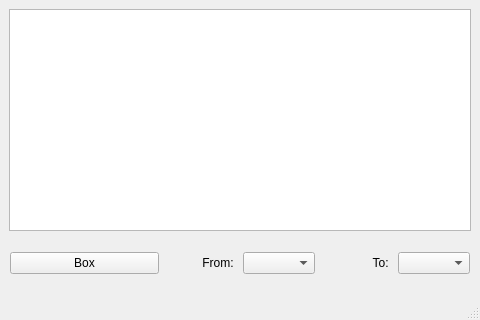
roozbeh-gholami/Screen-Translator-App, file mainWindow.ui: the form before one commit.
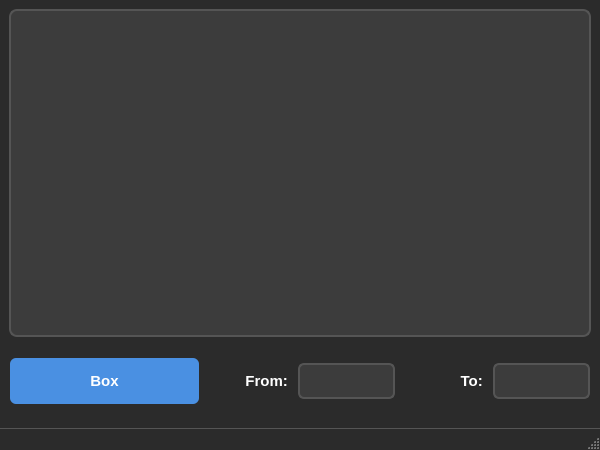
The form after the commit. Icons and pictures are not drawn.

Commit message: UI enhancements: Added draggable title bar, improved resize functionality, fixed text colors, and enhanced combobox styling

Diff of the .ui file:
```diff
--- a/mainWindow.ui
+++ b/mainWindow.ui
@@ -6,30 +6,195 @@
    <rect>
     <x>0</x>
     <y>0</y>
-    <width>480</width>
-    <height>320</height>
+    <width>600</width>
+    <height>450</height>
    </rect>
   </property>
   <property name="sizePolicy">
-   <sizepolicy hsizetype="Fixed" vsizetype="Fixed">
+   <sizepolicy hsizetype="Preferred" vsizetype="Preferred">
     <horstretch>0</horstretch>
     <verstretch>0</verstretch>
    </sizepolicy>
   </property>
   <property name="minimumSize">
    <size>
-    <width>480</width>
-    <height>320</height>
+    <width>500</width>
+    <height>400</height>
    </size>
   </property>
   <property name="maximumSize">
    <size>
-    <width>480</width>
-    <height>320</height>
+    <width>800</width>
+    <height>600</height>
    </size>
   </property>
   <property name="windowTitle">
-   <string>ScreenTranslator</string>
+   <string>Screen Translator - Real-time OCR Translation</string>
+  </property>
+  <property name="windowIcon">
+   <iconset>
+    <normaloff>:/icon.ico</normaloff>:/icon.ico</iconset>
+  </property>
+  <property name="styleSheet">
+   <string notr="true">
+QMainWindow {
+    background-color: #2b2b2b;
+    color: #ffffff;
+}
+
+QTextEdit {
+    background-color: #3c3c3c;
+    border: 2px solid #555555;
+    border-radius: 8px;
+    padding: 8px;
+    font-family: 'Segoe UI', Arial, sans-serif;
+    font-size: 12pt;
+    color: #ffffff;
+}
+
+QTextEdit:focus {
+    border: 2px solid #4a90e2;
+}
+
+QPushButton {
+    background-color: #4a90e2;
+    color: white;
+    border: none;
+    border-radius: 6px;
+    padding: 8px 16px;
+    font-weight: bold;
+    font-size: 11pt;
+    min-height: 30px;
+}
+
+QPushButton:hover {
+    background-color: #357abd;
+}
+
+QPushButton:pressed {
+    background-color: #2a5a8a;
+}
+
+QPushButton:disabled {
+    background-color: #666666;
+    color: #999999;
+}
+
+QComboBox {
+    background-color: #3c3c3c;
+    border: 2px solid #555555;
+    border-radius: 6px;
+    padding: 6px;
+    min-height: 20px;
+    font-size: 10pt;
+    color: #ffffff;
+}
+
+QComboBox:hover {
+    border: 2px solid #4a90e2;
+    background-color: #4a5a6a;
+}
+
+QComboBox:focus {
+    border: 2px solid #4a90e2;
+    background-color: #454545;
+}
+
+QComboBox::drop-down {
+    border: none;
+    width: 30px;
+    background-color: transparent;
+}
+
+QComboBox::drop-down:hover {
+    background-color: rgba(74, 144, 226, 100);
+    border-radius: 4px;
+}
+
+QComboBox::down-arrow {
+    image: none;
+    border-left: 5px solid transparent;
+    border-right: 5px solid transparent;
+    border-top: 5px solid #ffffff;
+    margin-right: 5px;
+}
+
+QComboBox QAbstractItemView {
+    background-color: #2b2b2b;
+    color: #ffffff;
+    selection-background-color: #4a90e2;
+    selection-color: #ffffff;
+    border: 2px solid #4a90e2;
+    padding: 2px;
+    outline: none;
+}
+
+QComboBox QAbstractItemView::item {
+    padding: 10px;
+    color: #ffffff;
+    min-height: 30px;
+    border: none;
+    background-color: transparent;
+}
+
+QComboBox QAbstractItemView::item:hover {
+    background-color: #4a90e2;
+    color: #ffffff;
+    border-radius: 4px;
+}
+
+QComboBox QAbstractItemView::item:selected {
+    background-color: #357abd;
+    color: #ffffff;
+    border-radius: 4px;
+}
+
+QMessageBox {
+    background-color: #2b2b2b;
+    color: #ffffff;
+}
+
+QMessageBox QLabel {
+    color: #ffffff;
+}
+
+QDialog {
+    background-color: #2b2b2b;
+    color: #ffffff;
+}
+
+QDialog QLabel {
+    color: #ffffff;
+}
+
+QLabel {
+    color: #ffffff;
+    font-size: 11pt;
+    font-weight: 500;
+}
+
+QMenuBar {
+    background-color: #2b2b2b;
+    color: #ffffff;
+    border-bottom: 1px solid #555555;
+}
+
+QMenuBar::item {
+    background: transparent;
+    padding: 4px 8px;
+}
+
+QMenuBar::item:selected {
+    background-color: #4a90e2;
+    border-radius: 4px;
+}
+
+QStatusBar {
+    background-color: #2b2b2b;
+    border-top: 1px solid #555555;
+    color: #cccccc;
+}
+</string>
   </property>
   <widget class="QWidget" name="centralwidget">
    <layout class="QGridLayout" name="gridLayout_2">
```
The commit also changes 3 other files.
